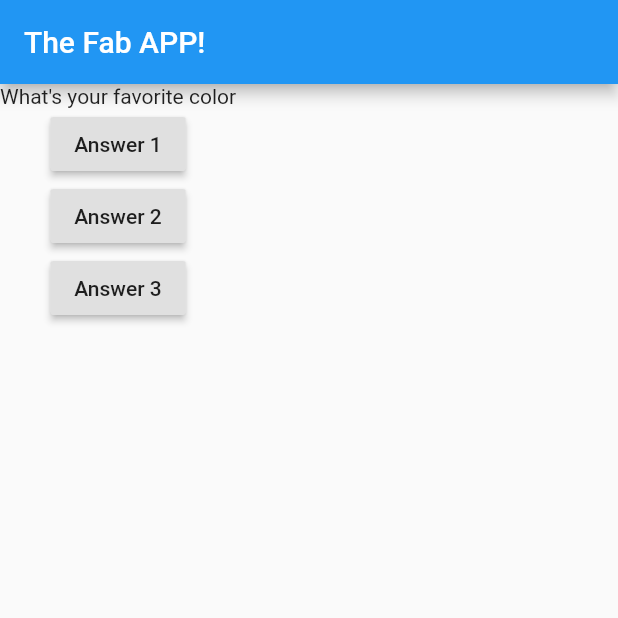
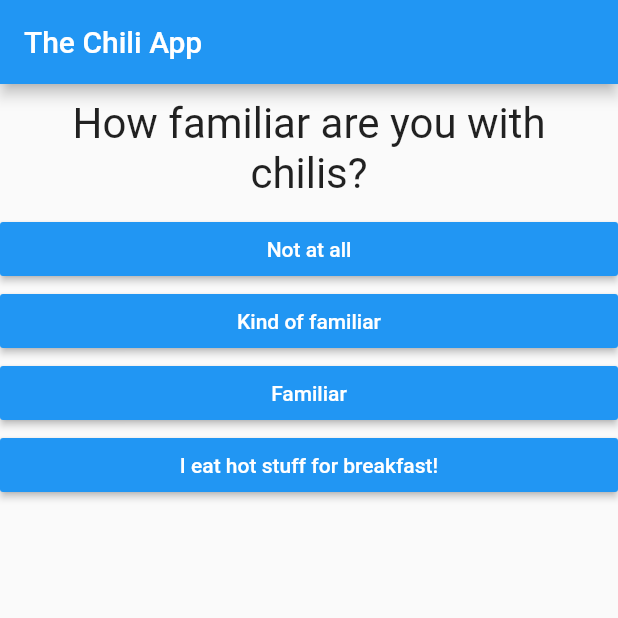
Before and after one commit to OlssonFabian/flutter_quiz, a Flutter app: the screen it shows after launch, on a phone screen of 412 x 824 dp, the top half of it. Run offline on Flutter 3.47's test engine with Material 2 defaults, Android fonts, the phone set to English and light mode, and no system bars.

Commit message:
questions and answers gets updated per state

```diff
--- /dev/null
+++ b/lib/answer.dart
@@ -0,0 +1,21 @@
+import 'package:flutter/material.dart';
+
+class Answer extends StatelessWidget {
+  final Function selectHandler;
+  final String answerText;
+
+  Answer(this.selectHandler, this.answerText);
+
+  @override
+  Widget build(BuildContext context) {
+    return Container(
+      width: double.infinity,
+      child: RaisedButton(
+        textColor: Colors.white,
+        color: Colors.blue,
+        child: Text(answerText),
+        onPressed: selectHandler,
+      ),
+    );
+  }
+}
--- a/lib/main.dart
+++ b/lib/main.dart
@@ -1,6 +1,7 @@
 import 'package:flutter/material.dart';
 
 import './question.dart';
+import './answer.dart';
 
 void main() {
   runApp(MyApp());
@@ -17,9 +18,33 @@ class MyApp extends StatefulWidget {
 class _MyAppState extends State<MyApp> {
   var _questionIndex = 0;
   var questions = [
-    'What\'s your favorite color',
-    'What\'s your favorite food',
-    'What\'s your favorite chilipepper'
+    {
+      'questionText': 'How familiar are you with chilis?',
+      'answers': [
+        'Not at all',
+        'Kind of familiar',
+        'Familiar',
+        'I eat hot stuff for breakfast!',
+      ],
+    },
+    {
+      'questionText': 'What\'s your favorite chili pepper',
+      'answers': [
+        'Jalapeno',
+        'Scotch Bonnet',
+        'Ghost pepper',
+        'Carolina Reaper',
+      ],
+    },
+    {
+      'questionText': 'What\'s your favorite hot sauce',
+      'answers': [
+        'Tabasco',
+        'Sriracha',
+        'Da Bomb',
+        'The Last Dab',
+      ],
+    },
   ];
 
   void _answerQuestion() {
@@ -34,24 +59,17 @@ class _MyAppState extends State<MyApp> {
     return MaterialApp(
       home: Scaffold(
           appBar: AppBar(
-            title: Text('The Fab APP!'),
+            title: Text('The Chili App'),
           ),
           body: Column(
             children: [
-              Question(questions[
-                  _questionIndex]), //Question get passed to Question class as the first arg
-              RaisedButton(
-                child: Text('Answer 1'),
-                onPressed: _answerQuestion,
-              ),
-              RaisedButton(
-                child: Text('Answer 2'),
-                onPressed: _answerQuestion,
-              ),
-              RaisedButton(
-                child: Text('Answer 3'),
-                onPressed: _answerQuestion,
-              ),
+              Question(
+                questions[_questionIndex]['questionText'],
+              ), //Question get passed to Question class as the first arg
+              ...(questions[_questionIndex]['answers'] as List<String>)
+                  .map((answer) {
+                return Answer(_answerQuestion, answer);
+              }).toList()
             ],
           )),
     );
--- a/lib/question.dart
+++ b/lib/question.dart
@@ -1,11 +1,19 @@
 import 'package:flutter/material.dart';
 
 class Question extends StatelessWidget {
-  String questionText;
+  final String questionText;
 
   Question(this.questionText);
   @override
   Widget build(BuildContext context) {
-    return Text(questionText);
+    return Container(
+      width: double.infinity,
+      margin: EdgeInsets.all(10),
+      child: Text(
+        questionText,
+        style: TextStyle(fontSize: 28),
+        textAlign: TextAlign.center,
+      ),
+    );
   }
 }
```
